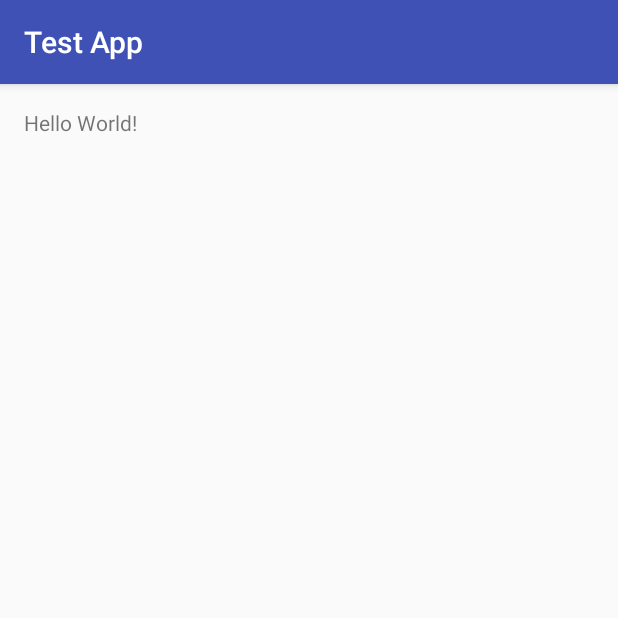
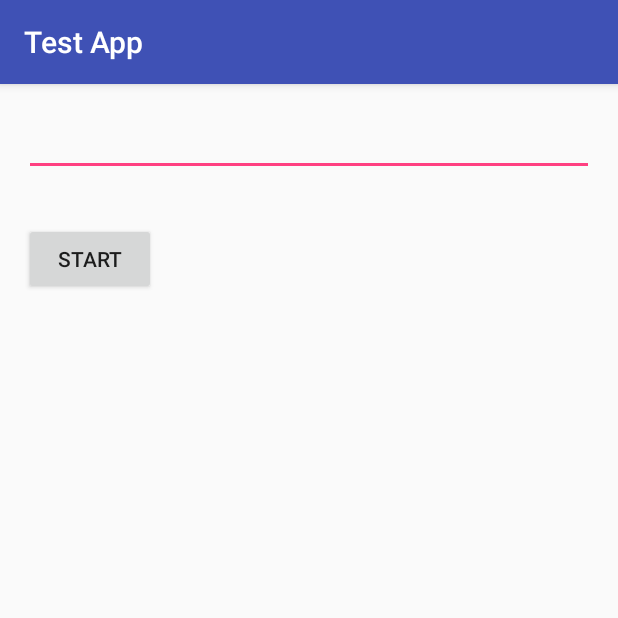
Before and after one commit to iamjenriquez/Vogella-App-Training, an Android app: the screen it shows after launch (MainActivity), on a phone screen of 412 x 824 dp, the top half of it. Run offline under Robolectric (Android 15) with nearby library versions, the phone set to English and light mode, and no system bars.

Commit message:
Test App - 17.7
Removed the TextView in activity_main. Added an EditText and a Button.
Added a method to show a Toast when the Button is clicked.

```diff
--- a/TestApp/app/src/main/java/com/vogella/testapp/MainActivity.java
+++ b/TestApp/app/src/main/java/com/vogella/testapp/MainActivity.java
@@ -1,7 +1,10 @@
 package com.vogella.testapp;
 
+import android.os.Bundle;
 import android.support.v7.app.AppCompatActivity;
-import android.os.Bundle;
+import android.view.View;
+import android.widget.EditText;
+import android.widget.Toast;
 
 public class MainActivity extends AppCompatActivity {
 
@@ -10,4 +13,10 @@ public class MainActivity extends AppCompatActivity {
         super.onCreate(savedInstanceState);
         setContentView(R.layout.activity_main);
     }
+
+    public void onClick (View view) {
+        EditText input = (EditText) findViewById(R.id.main_input);
+        String string = input.getText().toString();
+        Toast.makeText(this, string, Toast.LENGTH_LONG).show();
+    }
 }
--- a/TestApp/app/src/main/res/layout/activity_main.xml
+++ b/TestApp/app/src/main/res/layout/activity_main.xml
@@ -1,11 +1,31 @@
 <?xml version="1.0" encoding="utf-8"?>
 <RelativeLayout xmlns:android="http://schemas.android.com/apk/res/android"
-    xmlns:tools="http://schemas.android.com/tools" android:layout_width="match_parent"
-    android:layout_height="match_parent" android:paddingLeft="@dimen/activity_horizontal_margin"
+    xmlns:tools="http://schemas.android.com/tools"
+    android:layout_width="match_parent"
+    android:layout_height="match_parent"
+    android:paddingLeft="@dimen/activity_horizontal_margin"
     android:paddingRight="@dimen/activity_horizontal_margin"
     android:paddingTop="@dimen/activity_vertical_margin"
-    android:paddingBottom="@dimen/activity_vertical_margin" tools:context=".MainActivity">
+    android:paddingBottom="@dimen/activity_vertical_margin"
+    tools:context=".MainActivity">
 
-    <TextView android:text="Hello World!" android:layout_width="wrap_content"
-        android:layout_height="wrap_content" />
+    <EditText
+        android:id="@+id/main_input"
+        android:layout_width="wrap_content"
+        android:layout_height="wrap_content"
+        android:layout_alignParentTop="true"
+        android:layout_alignParentStart="true"
+        android:layout_alignParentEnd="true"
+        android:layout_alignParentLeft="true"
+        android:layout_alignParentRight="true" />
+
+    <Button
+        android:id="@+id/button1"
+        android:layout_width="wrap_content"
+        android:layout_height="wrap_content"
+        android:layout_alignLeft="@+id/main_input"
+        android:layout_below="@+id/main_input"
+        android:layout_marginTop="31dp"
+        android:onClick="onClick"
+        android:text="Start" />
 </RelativeLayout>
```
